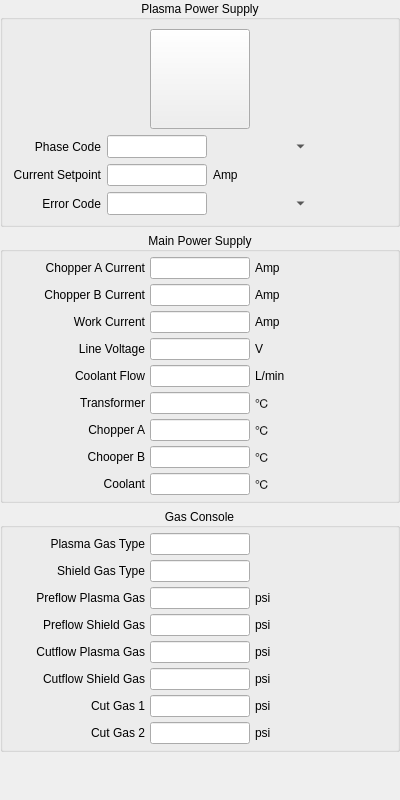
shizhan-shelly/MotionControl, file src/MotionControl/Widgets/monitor/PPSMonitor/liuhe/LH270AMonitorWidget.ui: the form before one commit.
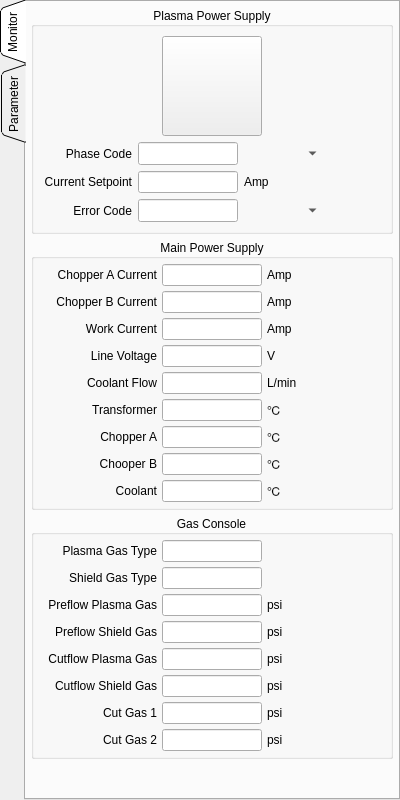
The form after the commit. Custom widgets are drawn as their Qt base class.

Commit message: Modify Powermax and LH270A monitor widget.

```diff
--- a/src/MotionControl/Widgets/monitor/PPSMonitor/liuhe/LH270AMonitorWidget.ui
+++ b/src/MotionControl/Widgets/monitor/PPSMonitor/liuhe/LH270AMonitorWidget.ui
@@ -10,10 +10,7 @@
     <height>800</height>
    </rect>
   </property>
-  <property name="windowTitle">
-   <string/>
-  </property>
-  <layout class="QVBoxLayout" name="verticalLayout_2">
+  <layout class="QHBoxLayout" name="horizontalLayout">
    <property name="spacing">
     <number>5</number>
    </property>
@@ -21,7 +18,29 @@
     <number>0</number>
    </property>
    <item>
-    <widget class="QGroupBox" name="groupBox_4">
+    <widget class="QTabWidget" name="tabs_">
+     <property name="tabPosition">
+      <enum>QTabWidget::West</enum>
+     </property>
+     <property name="tabShape">
+      <enum>QTabWidget::Triangular</enum>
+     </property>
+     <property name="currentIndex">
+      <number>0</number>
+     </property>
+     <widget class="QWidget" name="monitor_">
+      <attribute name="title">
+       <string>Monitor</string>
+      </attribute>
+      <layout class="QVBoxLayout" name="verticalLayout_3">
+       <property name="spacing">
+        <number>5</number>
+       </property>
+       <property name="margin">
+        <number>5</number>
+       </property>
+       <item>
+        <widget class="QGroupBox" name="groupBox_1">
      <property name="layoutDirection">
       <enum>Qt::LeftToRight</enum>
      </property>
@@ -206,14 +225,14 @@
     </widget>
    </item>
    <item>
-    <widget class="QGroupBox" name="groupBox">
+        <widget class="QGroupBox" name="groupBox_2">
      <property name="title">
       <string>Main Power Supply</string>
      </property>
      <property name="alignment">
       <set>Qt::AlignCenter</set>
      </property>
-     <layout class="QHBoxLayout" name="horizontalLayout">
+         <layout class="QVBoxLayout" name="verticalLayout_5">
       <property name="spacing">
        <number>0</number>
       </property>
@@ -508,7 +527,7 @@
      <property name="alignment">
       <set>Qt::AlignCenter</set>
      </property>
-     <layout class="QHBoxLayout" name="horizontalLayout_3">
+         <layout class="QVBoxLayout" name="verticalLayout_4">
       <property name="spacing">
        <number>0</number>
       </property>
@@ -781,6 +800,15 @@
       </size>
      </property>
     </spacer>
+       </item>
+      </layout>
+     </widget>
+     <widget class="QWidget" name="parameter_">
+      <attribute name="title">
+       <string>Parameter</string>
+      </attribute>
+     </widget>
+    </widget>
    </item>
   </layout>
  </widget>
```
Left out of the diff: 2 changed lines with no effect on the pictures. Lines whose indentation alone changed are shown as unchanged. The commit also changes 1 other file.
